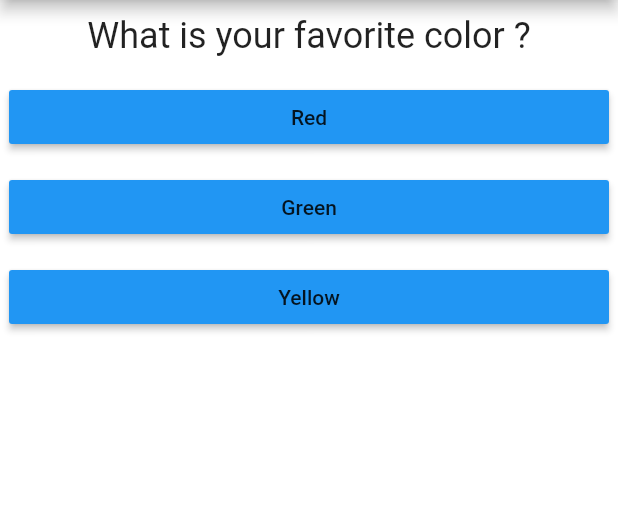
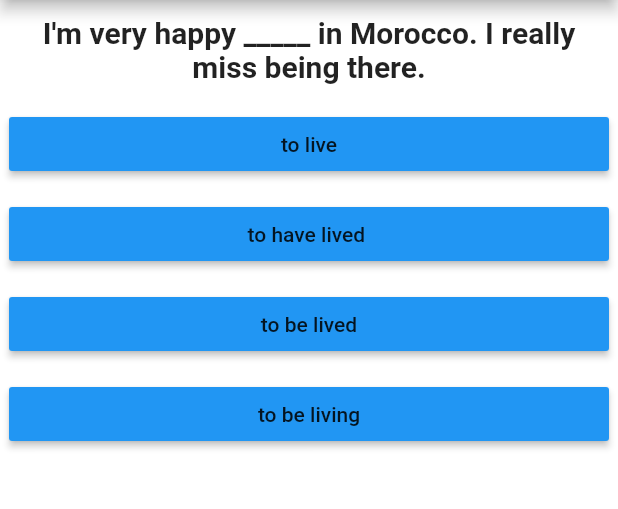
Before and after one commit to hamzaaitbenyissa/flutterQuiz, a Flutter app: the screen it shows after launch, on a phone screen of 412 x 824 dp, the part 84-593 px from its top. Run offline on Flutter 3.47's test engine with Material 2 defaults, Android fonts, the phone set to English and light mode, and no system bars; missing offline and left inert: dart:ffi.

Commit message:
update questions

```diff
--- a/lib/answer.dart
+++ b/lib/answer.dart
@@ -4,8 +4,8 @@ import 'package:flutter/material.dart';
 
 class Answer extends StatelessWidget {
   final VoidCallback pressHandler;
-  String AnswerText;
-  Answer(this.pressHandler,this.AnswerText);
+  final String AnswerText;
+  Answer(this.pressHandler, this.AnswerText);
 
   // difference between const and final
   // final will be const once the first value is affected
@@ -19,6 +19,6 @@ class Answer extends StatelessWidget {
         child: RaisedButton(
             color: Colors.blue,
             child: Text(AnswerText),
-            onPressed: pressHandler));
+            onPressed: () => {pressHandler()}));
   }
 }
--- a/lib/main.dart
+++ b/lib/main.dart
@@ -1,5 +1,5 @@
-import 'package:app1/answer.dart';
-import 'package:app1/question.dart';
+import 'package:app1/quiz.dart';
+import 'package:app1/result.dart';
 import 'package:flutter/material.dart';
 
 void main() {
@@ -15,37 +15,72 @@ class MyApp extends StatefulWidget {
 }
 
 class MyAppstate extends State<MyApp> {
-  var questionindex = 0;
+  var _questionindex = 0;
+  var _totalescore = 0;
 
-  List<Map<String, dynamic>> questions = [
+  final List<Map<String, dynamic>> _questions = [
     {
-      "question": "What is your favorite color ?",
-      "answers": ["Red", "Green", "Yellow"]
+      "question": "I'm very happy _____ in Morocco. I really miss being there.",
+      "answers": [
+        {"text": "to live", "score": 0},
+        {"text": "to have lived ", "score": 2},
+        {"text": "to be lived", "score": 0},
+        {"text": "to be living", "score": 0},
+      ]
     },
     {
-      "question": "What is your favorite animal ?",
-      "answers": ["Cat", "Dog", "Rabbit"]
+      "question": "They didn't reach an agreement ______ their differences.",
+      "answers": [
+        {"text": "on account of", "score": 2},
+        {"text": "due", "score": 0},
+        {"text": "because", "score": 0},
+        {"text": "owing", "score": 0},
+      ]
     },
     {
-      "question": "What is your favorite hobbie ?",
-      "answers": ["Football", "Guitar", "Swimming"]
+      "question": "I wish I _____ those words. But now it's too late.",
+      "answers": [
+        {"text": "not having said", "score": 0},
+        {"text": "have never said", "score": 0},
+        {"text": "never said", "score": 0},
+        {"text": "had never said", "score": 2},
+      ]
+    },
+    {
+      "question":
+          "The woman, who has been missing for 10 days, is believed _____.",
+      "answers": [
+        {"text": "to be abducted", "score": 0},
+        {"text": "to be abducting", "score": 0},
+        {"text": "to have been abducted", "score": 2},
+        {"text": "to have been abducting", "score": 0},
+      ]
+    },
+    {
+      "question":
+          "She was working on her computer with her baby next to _____.",
+      "answers": [
+        {"text": "herself", "score": 0},
+        {"text": "her", "score": 2},
+        {"text": "her own", "score": 0},
+        {"text": "hers", "score": 0},
+      ]
     },
   ];
 
-  var _results = {
-    'Key_1': "Value_1",
-    'Key_2': "Value_2",
-  };
+  void _answerQuestion(int qstscore) {
+    _totalescore += qstscore;
+    setState(() {
+      _questionindex = _questionindex + 1;
+    });
+  }
 
-  void _answerQuestion() {
-
-    if(questionindex < questions.length-1){
+  void reset() {
     setState(() {
-      questionindex = questionindex + 1;
+      _questionindex = 0;
+      print("reset clicked");
+      print(_questionindex);
     });
-    print(questionindex);
-    }
-
   }
 
   @override
@@ -56,13 +91,13 @@ class MyAppstate extends State<MyApp> {
         title: const Text("Quiz App"),
         backgroundColor: const Color.fromRGBO(11, 0, 98, 0.8),
       ),
-      body: Column(children: [
-        Question(questions[questionindex]['question']),
-        // ... means we get tha values of list because map return list
-        ...(questions[questionindex]['answers'])
-            .map((answer) => Answer(_answerQuestion, answer))
-      ]),
-      backgroundColor: Color.fromRGBO(255, 255, 255, 0.8),
+      body: _questionindex < _questions.length
+          ? Quiz(
+              questions: _questions,
+              answerQuestion: _answerQuestion,
+              questionindex: _questionindex)
+          : Result(_totalescore,reset),
+      backgroundColor: const Color.fromRGBO(255, 255, 255, 0.8),
     ));
   }
 }
--- a/lib/question.dart
+++ b/lib/question.dart
@@ -10,7 +10,7 @@ class Question extends StatelessWidget {
       width: double.infinity,
       margin: const EdgeInsets.all(10),
       child: Text(questionText,
-          style: const TextStyle(fontSize: 24), textAlign: TextAlign.center),
+          style: const TextStyle(fontSize: 20,fontWeight:  FontWeight.bold), textAlign: TextAlign.center),
     );
   }
 }
--- /dev/null
+++ b/lib/quiz.dart
@@ -0,0 +1,26 @@
+import 'package:app1/answer.dart';
+import 'package:app1/question.dart';
+import 'package:flutter/cupertino.dart';
+
+class Quiz extends StatelessWidget {
+  List<Map<String, dynamic>> questions;
+  var questionindex = 0;
+  final Function answerQuestion;
+
+  Quiz(
+      {required this.questions,
+      required this.answerQuestion,
+      required this.questionindex});
+
+  @override
+  Widget build(BuildContext context) {
+    return Column(children: [
+      Question(questions[questionindex]['question']),
+      // ... means we get tha values of list because map return list
+      ...(questions[questionindex]['answers'])
+          .map((answer) {
+            return Answer(()=>{answerQuestion(answer["score"])} , answer["text"]);
+          })
+    ]);
+  }
+}
--- /dev/null
+++ b/lib/result.dart
@@ -0,0 +1,26 @@
+import 'package:flutter/cupertino.dart';
+import 'package:flutter/material.dart';
+
+class Result extends StatelessWidget {
+  int totalescore = 0;
+  final VoidCallback reset;
+  Result(this.totalescore,this.reset);
+
+  @override
+  Widget build(BuildContext context) {
+    // ignore: unnecessary_this
+    return Center(
+      child: Column(
+        children: [
+          Text("Your score is  : ${totalescore}",
+              style: TextStyle(fontSize: 24, fontWeight: FontWeight.bold),
+              textAlign: TextAlign.center),
+          RaisedButton(
+              color: Colors.blue,
+              child: Text("Play Again!"),
+              onPressed: reset )
+        ],
+      ),
+    );
+  }
+}
```
